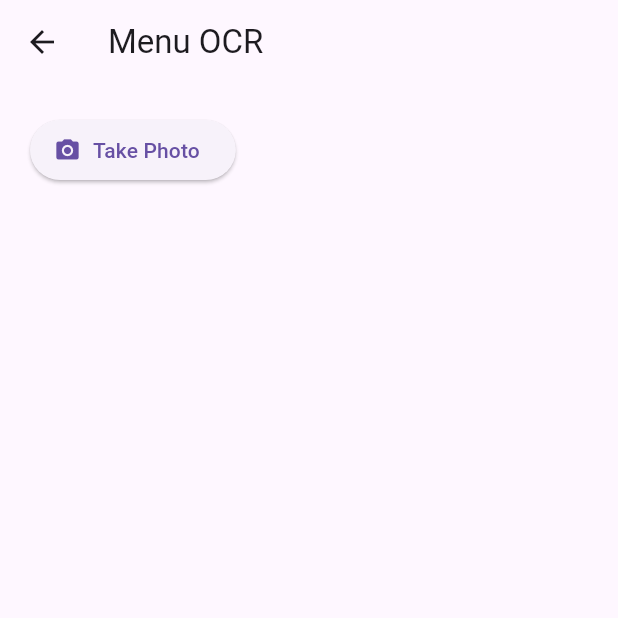
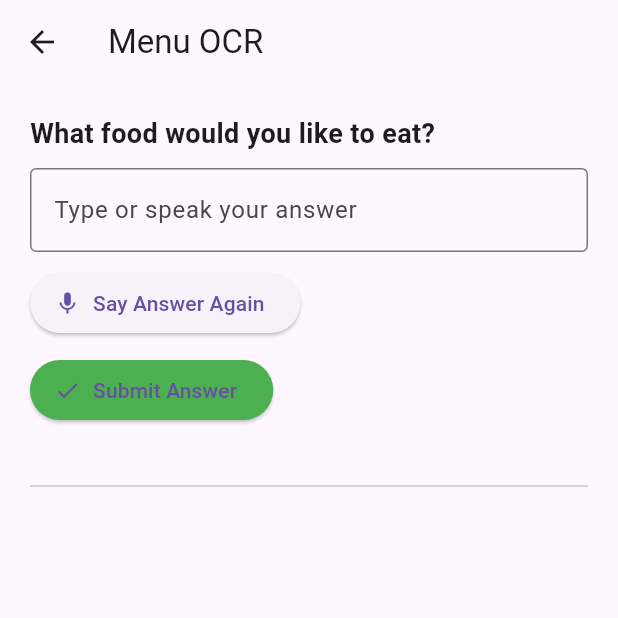
Before and after one commit to lowvisioncapstone/Spring25, a Flutter app: the screen it shows after launch, after a tap on "Menu Assistant", on a phone screen of 412 x 824 dp, the top half of it. Run offline on Flutter 3.47's test engine with Material 3 defaults, Android fonts, the light colour scheme and no system bars; our stand-ins replace flutter_tts, image_picker, speech_to_text; network calls fail.

Commit message:
Kitchen app functionality as well as menu user interactions and preferred food prompts

```diff
--- a/low_vision_app/lib/menu_ocr_screen.dart
+++ b/low_vision_app/lib/menu_ocr_screen.dart
@@ -4,6 +4,7 @@ import 'package:image_picker/image_picker.dart';
 import 'package:http/http.dart' as http;
 import 'package:flutter_tts/flutter_tts.dart';
 import 'package:path/path.dart';
+import 'package:speech_to_text/speech_to_text.dart' as stt;
 
 class MenuOCRScreen extends StatefulWidget {
   const MenuOCRScreen({super.key});
@@ -17,14 +18,54 @@ class _MenuOCRScreenState extends State<MenuOCRScreen> {
   String _resultText = '';
   final _picker = ImagePicker();
   final _tts = FlutterTts();
+  final _speech = stt.SpeechToText();
+
+  String _foodChoice = "";
+  String? _pendingChoice; // Stores choice being confirmed
+  final TextEditingController _foodController = TextEditingController();
 
   final String apiUrl = 'http://128.180.121.231:5010/upload';
+
+  bool _isConfirming = false;
+
+  @override
+  void initState() {
+    super.initState();
+    // Ask food choice as soon as screen loads
+    WidgetsBinding.instance.addPostFrameCallback((_) {
+      askFoodChoice();
+    });
+  }
+
+  // Ask user what food they want
+  Future<void> askFoodChoice() async {
+    await _speak("What food would you like to eat?");
+
+    bool available = await _speech.initialize(
+      onStatus: (status) => print("Speech status: $status"),
+      onError: (error) => print("Speech error: $error"),
+    );
+
+    if (available) {
+      await _speech.listen(
+        onResult: (result) {
+          setState(() {
+            _foodChoice = result.recognizedWords;
+            _foodController.text = _foodChoice; // show in text field
+          });
+          print("User said: $_foodChoice");
+        },
+      );
+    } else {
+      print("Speech recognition not available");
+    }
+  }
 
   Future<void> captureAndSendImage() async {
     final picker = ImagePicker();
 
     try {
-      final preSignalResponse = await http.post(
+      await http.post(
         Uri.parse('http://128.180.121.231:5010/repo'),
         headers: {'Content-Type': 'text/plain'},
         body: 'text',
@@ -44,7 +85,7 @@ class _MenuOCRScreenState extends State<MenuOCRScreen> {
       _imageFile = File(pickedFile.path);
     });
 
-    final uri = Uri.parse('http://128.180.121.231:5010/upload');
+    final uri = Uri.parse(apiUrl);
     final request = http.MultipartRequest('POST', uri);
     request.files.add(await http.MultipartFile.fromPath(
       'image',
@@ -83,6 +124,41 @@ class _MenuOCRScreenState extends State<MenuOCRScreen> {
     await _tts.speak(text);
   }
 
+  //bool _isConfirming = false; // track first/second press
+
+  void _submitFoodChoice() async {
+    final currentChoice = _foodController.text.trim();
+
+    // If user changed their input while confirming, reset
+    if (_isConfirming && currentChoice != _pendingChoice) {
+      setState(() {
+        _isConfirming = false;
+        _pendingChoice = null;
+      });
+    }
+
+    if (!_isConfirming) {
+      // First submit: ask confirmation
+      setState(() {
+        _pendingChoice = currentChoice;
+        _isConfirming = true;
+        _resultText =
+            "You said: $_pendingChoice\nPress Submit again to confirm, or edit to retry.";
+      });
+      await _speak("You said $_pendingChoice. Is this correct? If not, please retry.");
+    } else {
+      // Second submit: save confirmed choice
+      setState(() {
+        _foodChoice = _pendingChoice ?? currentChoice;
+        _resultText = "✅ Food choice saved: $_foodChoice";
+        _isConfirming = false;
+        _pendingChoice = null;
+      });
+      print("Final food choice confirmed: $_foodChoice");
+    }
+  }
+
+
   @override
   Widget build(BuildContext context) {
     return Scaffold(
@@ -90,13 +166,56 @@ class _MenuOCRScreenState extends State<MenuOCRScreen> {
       body: Padding(
         padding: const EdgeInsets.all(20),
         child: Column(
+          crossAxisAlignment: CrossAxisAlignment.start,
           children: [
+            const Text(
+              "What food would you like to eat?",
+              style: TextStyle(fontSize: 18, fontWeight: FontWeight.bold),
+            ),
+            const SizedBox(height: 10),
+
+            // Text field
+            TextField(
+              controller: _foodController,
+              decoration: const InputDecoration(
+                border: OutlineInputBorder(),
+                hintText: "Type or speak your answer",
+              ),
+              onChanged: (value) {
+                setState(() {
+                  _foodChoice = value;
+                  // Reset confirmation if text changes
+                  if (_isConfirming && value != _pendingChoice) {
+                    _isConfirming = false;
+                    _pendingChoice = null;
+                    _resultText = "";
+                  }
+                });
+              },
+            ),
+            const SizedBox(height: 10),
+
             ElevatedButton.icon(
-              onPressed: captureAndSendImage,
-              icon: const Icon(Icons.camera_alt),
-              label: const Text('Take Photo'),
+              onPressed: askFoodChoice,
+              icon: const Icon(Icons.mic),
+              label: const Text("Say Answer Again"),
+            ),
+            const SizedBox(height: 10),
+
+            ElevatedButton.icon(
+              onPressed: _submitFoodChoice,
+              icon: const Icon(Icons.check),
+              label: const Text("Submit Answer"),
+              style: ElevatedButton.styleFrom(backgroundColor: Colors.green),
             ),
             const SizedBox(height: 20),
+
+            if (_foodChoice.isNotEmpty)
+              Text("Current choice: $_foodChoice",
+                  style: const TextStyle(fontSize: 18, color: Colors.blue)),
+
+            const Divider(height: 40),
+
             if (_imageFile != null) Image.file(_imageFile!, height: 200),
             const SizedBox(height: 20),
             Text(_resultText, style: const TextStyle(fontSize: 18)),
--- a/low_vision_app/pubspec.yaml
+++ b/low_vision_app/pubspec.yaml
@@ -35,6 +35,7 @@ dependencies:
   image_picker: ^1.0.7
   http: ^1.2.0
   flutter_tts: ^3.8.5
+  speech_to_text: ^6.6.0
 
   # The following adds the Cupertino Icons font to your application.
   # Use with the CupertinoIcons class for iOS style icons.
```
Also changed, not shown: low_vision_app/lib/kitchen_scan_screen.dart (+21 -1 lines), low_vision_app/pubspec.lock, 1 other file.
